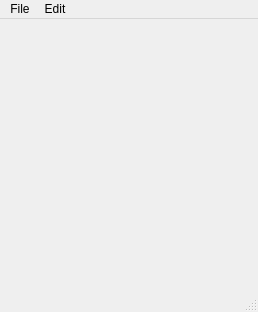
Before: the Qt Designer form resources/ui/MainView.ui in Hboni/francis, drawn with Qt 5.
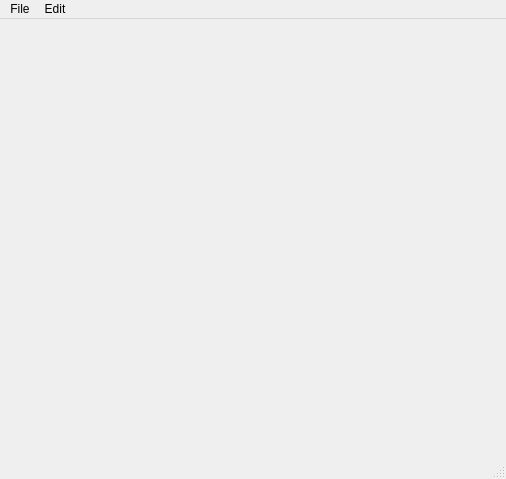
After: the same form once the commit is applied.

What changed in the file:
```diff
--- a/resources/ui/MainView.ui
+++ b/resources/ui/MainView.ui
@@ -6,8 +6,8 @@
    <rect>
     <x>0</x>
     <y>0</y>
-    <width>258</width>
-    <height>312</height>
+    <width>506</width>
+    <height>479</height>
    </rect>
   </property>
   <property name="windowTitle">
@@ -21,7 +21,7 @@
     <rect>
      <x>0</x>
      <y>0</y>
-     <width>258</width>
+     <width>506</width>
      <height>26</height>
     </rect>
    </property>
```
Left out of the diff: 49 changed lines with no effect on the pictures.
